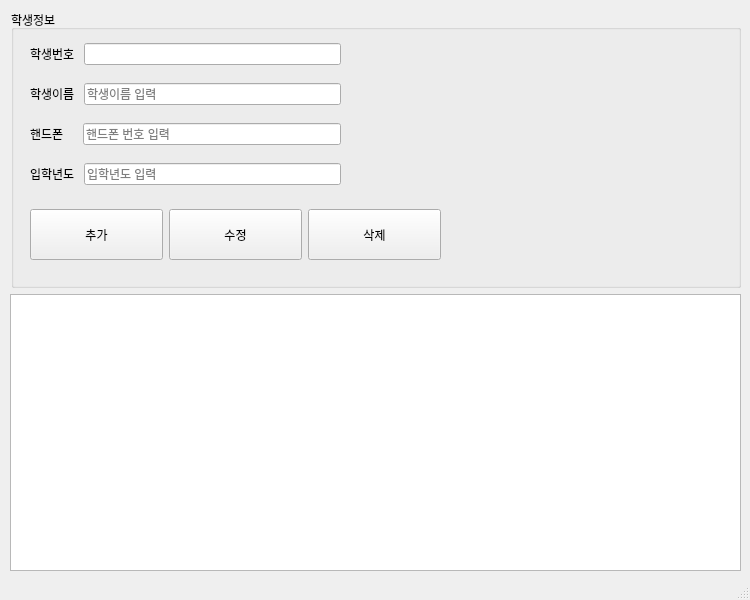
BBiT808/java-database-2025, file toyproject/Studentdb.ui: the form before one commit.
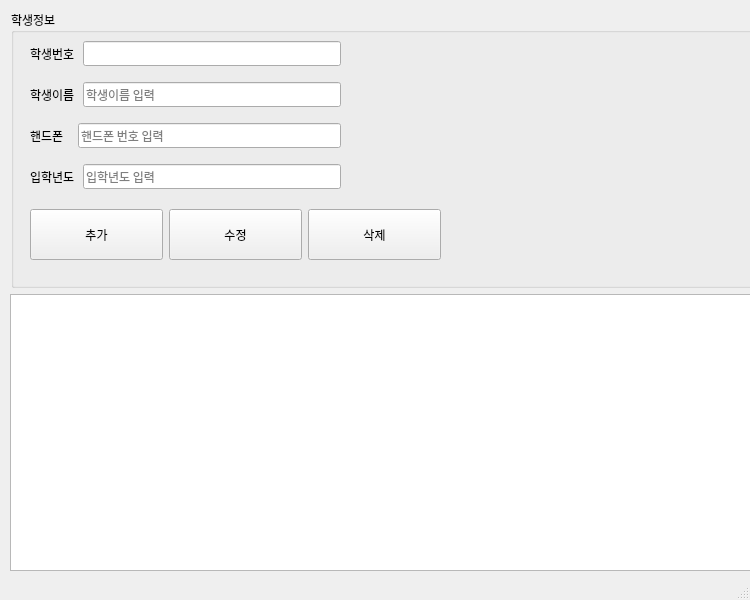
The form after the commit.

```diff
--- a/toyproject/Studentdb.ui
+++ b/toyproject/Studentdb.ui
@@ -10,12 +10,23 @@
     <height>600</height>
    </rect>
   </property>
+  <property name="minimumSize">
+   <size>
+    <width>750</width>
+    <height>600</height>
+   </size>
+  </property>
   <property name="maximumSize">
    <size>
     <width>750</width>
     <height>600</height>
    </size>
   </property>
+  <property name="font">
+   <font>
+    <family>D2Coding</family>
+   </font>
+  </property>
   <property name="windowTitle">
    <string>MainWindow</string>
   </property>
@@ -25,7 +36,7 @@
      <rect>
       <x>10</x>
       <y>10</y>
-      <width>731</width>
+      <width>754</width>
       <height>561</height>
      </rect>
     </property>
@@ -128,7 +139,7 @@
              <item>
               <widget class="QLabel" name="label_3">
                <property name="text">
-                <string>핸드폰    </string>
+                <string>핸드폰   </string>
                </property>
               </widget>
              </item>
@@ -237,7 +248,13 @@
      <item>
       <layout class="QHBoxLayout" name="horizontalLayout_2">
        <item>
-        <widget class="QTableWidget" name="tableWidget">
+        <widget class="QTableWidget" name="tblStudent">
+         <property name="minimumSize">
+          <size>
+           <width>0</width>
+           <height>0</height>
+          </size>
+         </property>
          <property name="maximumSize">
           <size>
            <width>16777215</width>
```
Left out of the diff: 6 changed lines with no effect on the pictures.
